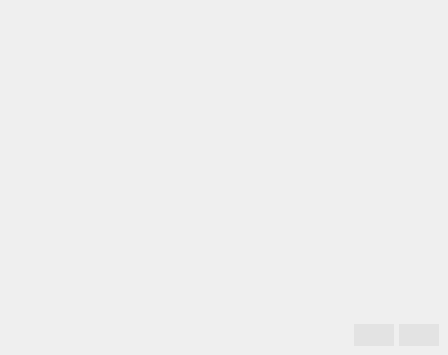
Qt form src/main/view/correspondenceviewer/correspondenceviewer.ui (florianblume/6d-pat) before a commit.
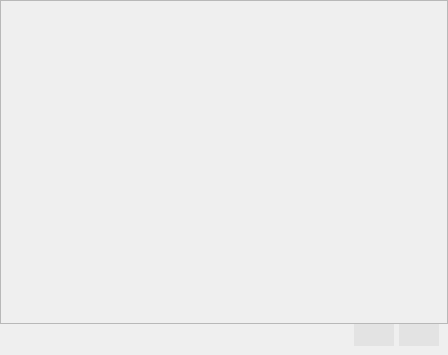
The same form after that commit. Custom widgets are drawn as their Qt base class.

Diff of the .ui file:
```diff
--- a/src/main/view/correspondenceviewer/correspondenceviewer.ui
+++ b/src/main/view/correspondenceviewer/correspondenceviewer.ui
@@ -37,6 +37,12 @@
    </property>
    <item>
     <widget class="QFrame" name="frameGraphics">
+     <property name="sizePolicy">
+      <sizepolicy hsizetype="Expanding" vsizetype="Expanding">
+       <horstretch>0</horstretch>
+       <verstretch>0</verstretch>
+      </sizepolicy>
+     </property>
      <property name="frameShape">
       <enum>QFrame::NoFrame</enum>
      </property>
@@ -59,6 +65,35 @@
       <property name="spacing">
        <number>0</number>
       </property>
+      <item row="0" column="0">
+       <widget class="QFrame" name="frame">
+        <property name="sizePolicy">
+         <sizepolicy hsizetype="Expanding" vsizetype="Expanding">
+          <horstretch>0</horstretch>
+          <verstretch>0</verstretch>
+         </sizepolicy>
+        </property>
+        <property name="frameShape">
+         <enum>QFrame::StyledPanel</enum>
+        </property>
+        <property name="frameShadow">
+         <enum>QFrame::Raised</enum>
+        </property>
+        <widget class="ImageViewLabel" name="labelGraphics">
+         <property name="geometry">
+          <rect>
+           <x>90</x>
+           <y>90</y>
+           <width>281</width>
+           <height>171</height>
+          </rect>
+         </property>
+         <property name="text">
+          <string/>
+         </property>
+        </widget>
+       </widget>
+      </item>
      </layout>
     </widget>
    </item>
@@ -225,6 +260,16 @@
    </item>
   </layout>
  </widget>
+ <customwidgets>
+  <customwidget>
+   <class>ImageViewLabel</class>
+   <extends>QLabel</extends>
+   <header>view/correspondenceviewer/imageviewlabel.h</header>
+   <slots>
+    <signal>imageClicked(QPoint)</signal>
+   </slots>
+  </customwidget>
+ </customwidgets>
  <resources/>
  <connections>
   <connection>
```
Left out of the diff: 18 changed lines with no effect on the pictures.
